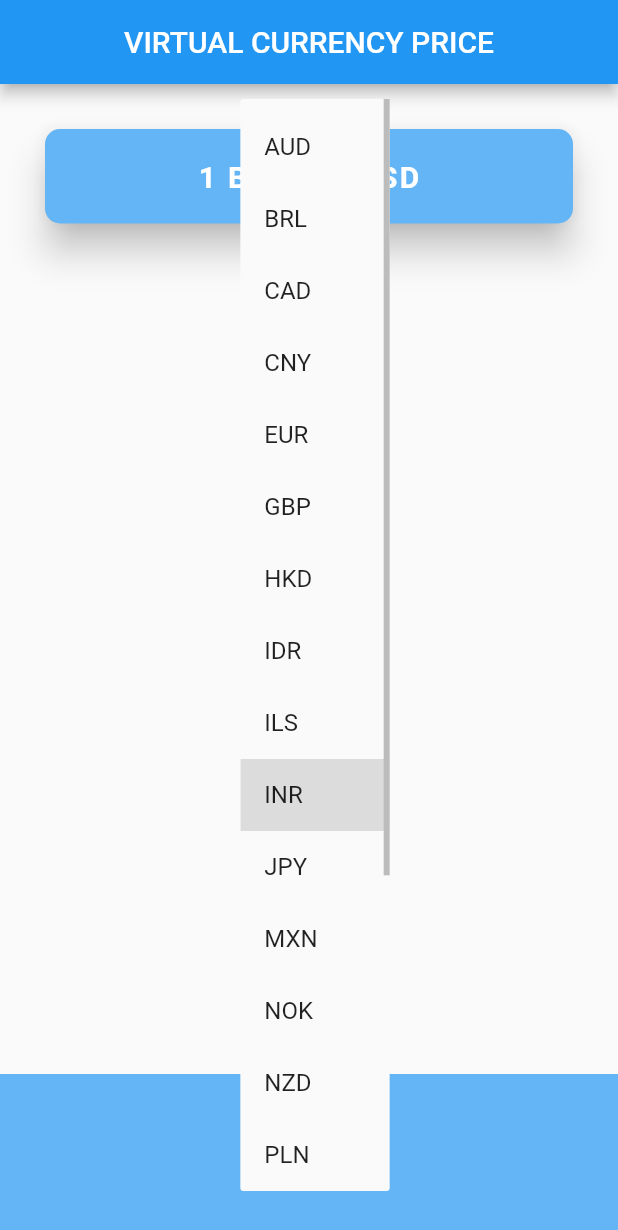
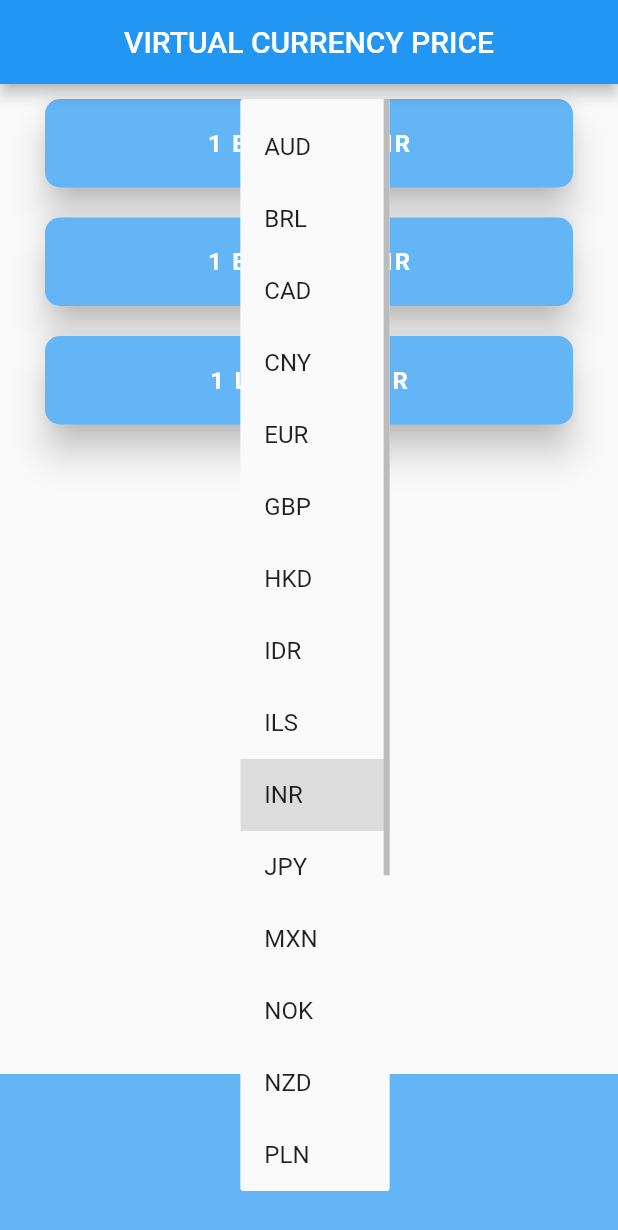
Before and after one commit to itssonu/flutter, a Flutter app: the screen it shows after launch, after a tap on "INR", on a phone screen of 412 x 824 dp. Shown: the top 1230 px of the screen. Run offline on Flutter 3.47's test engine with Material 2 defaults, Android fonts, the light colour scheme and no system bars; our stand-ins replace audioplayers, flutter_spinkit, font_awesome_flutter, geolocator, rflutter_alert; network calls fail.

Commit message:
currency exchanger complete

```diff
--- /dev/null
+++ b/flutter_learning/lib/virtualCurrency/Model/CurrencyModel.dart
@@ -0,0 +1 @@
+class Name {}
--- a/flutter_learning/lib/virtualCurrency/screen/Currency.dart
+++ b/flutter_learning/lib/virtualCurrency/screen/Currency.dart
@@ -1,5 +1,6 @@
 import 'package:flutter/cupertino.dart';
 import 'package:flutter/material.dart';
+import 'package:flutter_learning/virtualCurrency/utilities/Network.dart';
 import 'package:flutter_learning/virtualCurrency/utilities/constants.dart';
 import 'dart:io' show Platform;
 
@@ -9,7 +10,42 @@ class Currency extends StatefulWidget {
 }
 
 class _CurrencyState extends State<Currency> {
-  String selectedCurrencyValue = 'INR';
+  String selectedCurrencySign = 'INR';
+  // ignore: non_constant_identifier_names
+  double BTCexchangeValue;
+  // ignore: non_constant_identifier_names
+  double ETHexchangeValue;
+  // ignore: non_constant_identifier_names
+  double LTCexchangeValue;
+  // String currencySign;
+
+  void updateUi() async {
+    BTCexchangeValue = 0.0;
+    ETHexchangeValue = 0.0;
+    LTCexchangeValue = 0.0;
+    Network btcNetwork = Network('BTC/$selectedCurrencySign');
+    Network ethNetwork = Network('ETH/$selectedCurrencySign');
+    Network ltcNetwork = Network('LTC/$selectedCurrencySign');
+    var data1 = await btcNetwork.getData();
+    var data2 = await ethNetwork.getData();
+    var data3 = await ltcNetwork.getData();
+    print(data1);
+    print(data2);
+    print(data3);
+    setState(() {
+      BTCexchangeValue = data1['rate'].roundToDouble();
+      ETHexchangeValue = data2['rate'].roundToDouble();
+      LTCexchangeValue = data3['rate'].roundToDouble();
+    });
+  }
+
+  @override
+  void initState() {
+    // TODO: implement initState
+    super.initState();
+    updateUi();
+  }
+
   @override
   Widget build(BuildContext context) {
     return Scaffold(
@@ -23,25 +59,21 @@ class _CurrencyState extends State<Currency> {
       body: Column(
         crossAxisAlignment: CrossAxisAlignment.stretch,
         children: [
-          Card(
-            margin: EdgeInsets.all(30.0),
-            color: Colors.blue[300],
-            elevation: 10.0,
-            shape: RoundedRectangleBorder(
-                borderRadius: BorderRadius.circular(10.0)),
-            child: Padding(
-              padding: const EdgeInsets.fromLTRB(60.0, 20.0, 60.0, 20.0),
-              child: Center(
-                  child: Text(
-                '1 BTC = ? USD',
-                style: TextStyle(
-                    fontSize: 20.0,
-                    color: Colors.white,
-                    letterSpacing: 1.5,
-                    fontWeight: FontWeight.bold),
-              )),
-            ),
-          )
+          CurrencyCard(
+            cryptoType: 'BTC',
+            exchangeValue: BTCexchangeValue,
+            selectedCurrencySign: selectedCurrencySign,
+          ),
+          CurrencyCard(
+            cryptoType: 'ETH',
+            exchangeValue: ETHexchangeValue,
+            selectedCurrencySign: selectedCurrencySign,
+          ),
+          CurrencyCard(
+            cryptoType: 'LTC',
+            exchangeValue: LTCexchangeValue,
+            selectedCurrencySign: selectedCurrencySign,
+          ),
         ],
       ),
       bottomNavigationBar: Container(
@@ -83,12 +115,14 @@ class _CurrencyState extends State<Currency> {
 
     return DropdownButton<String>(
       elevation: 15,
-      value: selectedCurrencyValue,
+      value: selectedCurrencySign,
       onChanged: (value) {
         print(value);
+
         setState(() {
-          selectedCurrencyValue = value;
+          selectedCurrencySign = value;
         });
+        updateUi();
       },
       items: getdropdown(),
     );
@@ -99,7 +133,7 @@ class _CurrencyState extends State<Currency> {
       var a = kcurrencyList.map<Text>((String value) {
         return Text(value);
       }).toList();
-      ;
+
       return a;
     }
 
@@ -112,6 +146,41 @@ class _CurrencyState extends State<Currency> {
           print(value);
         },
         children: dropdownItem(),
+      ),
+    );
+  }
+}
+
+class CurrencyCard extends StatelessWidget {
+  const CurrencyCard({
+    Key key,
+    @required this.exchangeValue,
+    @required this.selectedCurrencySign,
+    @required this.cryptoType,
+  });
+
+  final double exchangeValue;
+  final String selectedCurrencySign;
+  final String cryptoType;
+
+  @override
+  Widget build(BuildContext context) {
+    return Card(
+      margin: EdgeInsets.symmetric(vertical: 10.0, horizontal: 30.0),
+      color: Colors.blue[300],
+      elevation: 10.0,
+      shape: RoundedRectangleBorder(borderRadius: BorderRadius.circular(10.0)),
+      child: Padding(
+        padding: const EdgeInsets.fromLTRB(40.0, 20.0, 40.0, 20.0),
+        child: Center(
+            child: Text(
+          '1 $cryptoType = $exchangeValue $selectedCurrencySign',
+          style: TextStyle(
+              fontSize: 16.0,
+              color: Colors.white,
+              letterSpacing: 1.5,
+              fontWeight: FontWeight.bold),
+        )),
       ),
     );
   }
--- /dev/null
+++ b/flutter_learning/lib/virtualCurrency/utilities/Network.dart
@@ -0,0 +1,26 @@
+import 'dart:convert';
+
+import 'package:http/http.dart' as http;
+
+class Network {
+  final String baseUrl = 'https://rest.coinapi.io/v1/exchangerate/';
+
+  final String subUrl;
+
+  Network(this.subUrl);
+
+  getData() async {
+    String url = this.baseUrl + this.subUrl;
+    http.Response response = await http.get(url,
+        headers: {'X-CoinAPI-Key': 'F9115751-6149-4962-AFC6-166277D51620'});
+
+    if (response.statusCode == 200) {
+      // print(response.body);
+      var data = jsonDecode(response.body);
+      return data;
+    } else {
+      print(response.statusCode);
+      print('some bad happended in network');
+    }
+  }
+}
```
Also changed, not shown: flutter_learning/lib/virtualCurrency/screen/Model/CurrencyModel.dart (deleted).
